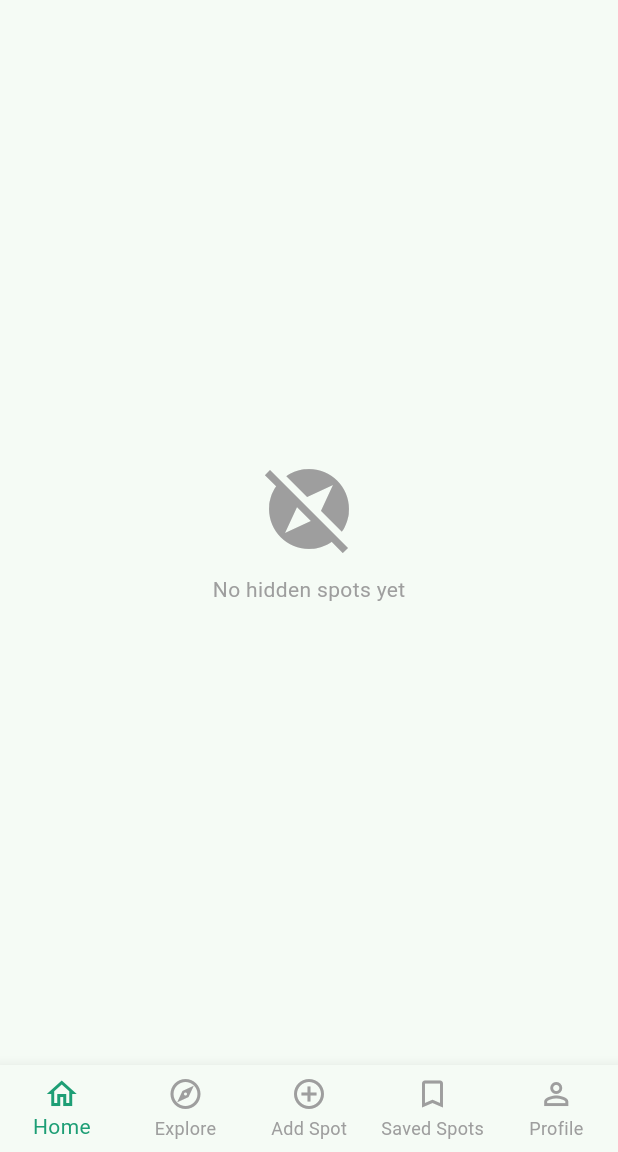
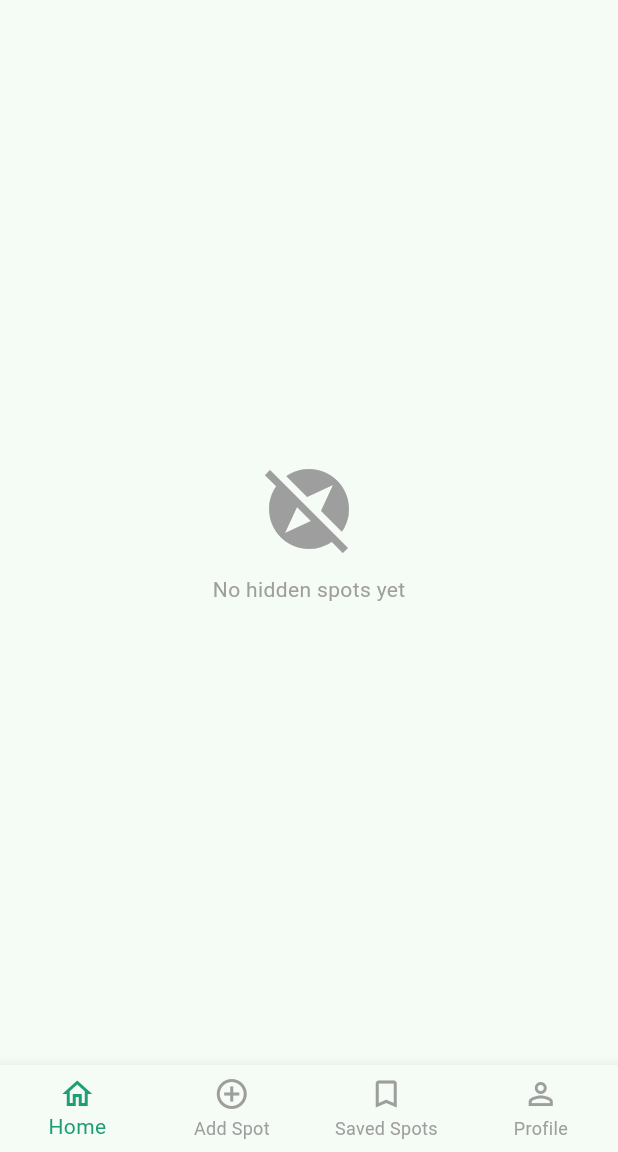
Before and after one commit to Chloe-Celya/Project_Hidden-gems-app, a Flutter app: the screen it shows once a user with an empty profile is signed in, on a phone screen of 412 x 824 dp, the part 84-1236 px from its top. Run offline on Flutter 3.47's test engine with Material 3 defaults, Android fonts, the phone set to English and light mode, and no system bars; our stand-ins replace cloud_firestore, firebase_auth, firebase_core, google_maps_flutter; accounts and stored records are empty.

Commit message:
Update navbar.dart

```diff
--- a/lib/widgets/navbar.dart
+++ b/lib/widgets/navbar.dart
@@ -35,7 +35,6 @@ class _MainScreenState extends State<MainScreen> {
         type: BottomNavigationBarType.fixed,
         items: const [
           BottomNavigationBarItem(icon: Icon(Icons.home_outlined), label: 'Home'),
-          BottomNavigationBarItem(icon: Icon(Icons.explore_outlined), label: 'Explore'),
           BottomNavigationBarItem(icon: Icon(Icons.add_circle_outline), label: 'Add Spot'),
           BottomNavigationBarItem(icon: Icon(Icons.bookmark_outline), label: 'Saved Spots'),
           BottomNavigationBarItem(icon: Icon(Icons.person_outline), label: 'Profile'),
```
